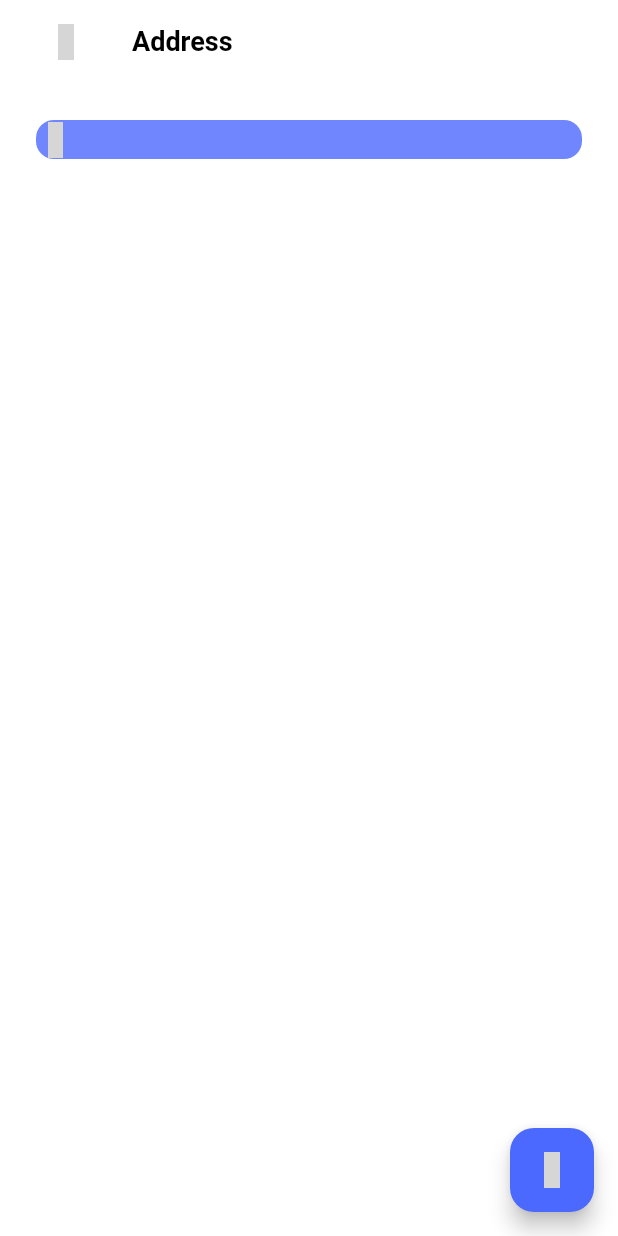
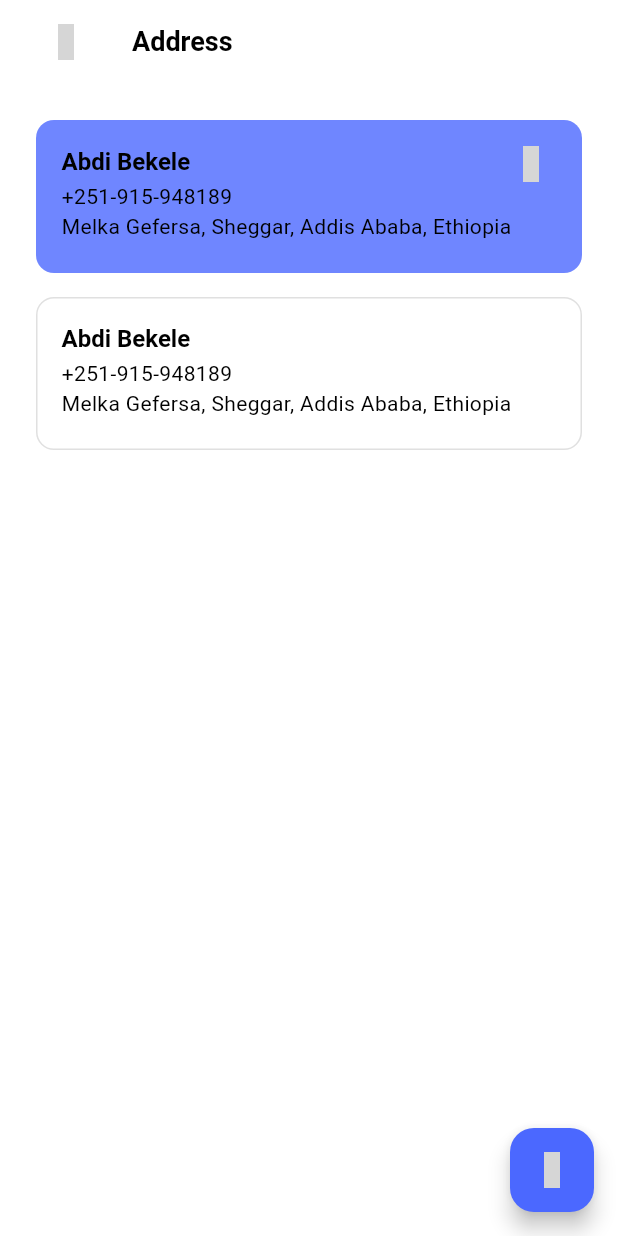
Before and after one commit to abyee1589/flutter-ecommerce, a Flutter app: the UseraddressScreen screen opened directly, on a phone screen of 412 x 824 dp. Run offline on Flutter 3.47's test engine with Material 3 defaults, Android fonts, the light colour scheme and no system bars; our stand-ins replace carousel_slider, flutter_rating_bar, get, get_storage, iconsax, logger and 2 more; accounts and stored records are empty; Roboto replaces fonts that are missing (Poppins); grey boxes are pictures that could not be loaded.

```diff
--- a/lib/features/personalization/screens/address/address.dart
+++ b/lib/features/personalization/screens/address/address.dart
@@ -26,7 +26,8 @@
           padding: EdgeInsets.all(AbSizes.defaultSpace),
           child: Column(
             children: [
-              AbSingleAddress(selectedAddress: true)
+              AbSingleAddress(selectedAddress: true),
+              AbSingleAddress(selectedAddress: false)
             ],
           ),
         ),
--- a/lib/features/personalization/screens/address/widgets/single_address.dart
+++ b/lib/features/personalization/screens/address/widgets/single_address.dart
@@ -17,6 +17,7 @@
   Widget build(BuildContext context) {
     final dark = AbHelperFunctions.isDarkMode(context);
     return AbRoundedContainer(
+      padding: const EdgeInsets.all(AbSizes.md),
       width: double.infinity,
       showBorder: true,
       backgroundColor: selectedAddress ? AbColors.primary.withOpacity(0.8) : Colors.transparent,
@@ -24,7 +25,32 @@
       margin: const EdgeInsets.only(bottom: AbSizes.spaceBtwItems),
       child: Stack(
         children: [
-          Icon(selectedAddress ? Iconsax.tick_circle : null)
+          Positioned(
+            right: 5,
+            top: 0,
+            child: Icon(
+              selectedAddress ? Iconsax.tick_circle : null,
+              color: selectedAddress ? dark ? AbColors.light : AbColors.dark : null,
+              ),
+          ),
+          Column(
+            crossAxisAlignment: CrossAxisAlignment.start,
+            children: [
+              Text(
+                'Abdi Bekele',
+                style: Theme.of(context).textTheme.titleLarge,
+                maxLines: 2,
+                overflow: TextOverflow.ellipsis,
+              ),
+              const SizedBox(height: AbSizes.sm / 2),
+              const Text('+251-915-948189', maxLines: 1, overflow: TextOverflow.ellipsis),
+              const Text(
+                'Melka Gefersa, Sheggar, Addis Ababa, Ethiopia',
+                softWrap: true,
+              ),
+              const SizedBox(height: AbSizes.sm / 2),
+            ],
+          )
         ],
       ),
     );
--- a/lib/utils/theme/custom_themes/text_field_theme.dart
+++ b/lib/utils/theme/custom_themes/text_field_theme.dart
@@ -1,7 +1,7 @@
 import 'package:flutter/material.dart';
 
 class AbTextFormFieldTheme {
-  AbTextFormFieldTheme._();
+  const AbTextFormFieldTheme._();
 
   static InputDecorationTheme lightInputDecorationTheme = InputDecorationTheme(
     errorMaxLines: 3,
```
Also changed, not shown: lib/features/personalization/screens/address/add_new_address.dart (+47 -1 lines).
